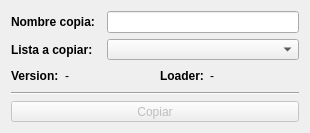
Before: the Qt Designer form pyqt_windows/copylist_dialog.ui in MelonRodante/ModList, drawn with Qt 5.
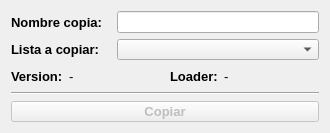
After: the same form once the commit is applied. Icons and pictures are not drawn.

```diff
--- a/pyqt_windows/copylist_dialog.ui
+++ b/pyqt_windows/copylist_dialog.ui
@@ -9,7 +9,7 @@
    <rect>
     <x>0</x>
     <y>0</y>
-    <width>310</width>
+    <width>330</width>
     <height>133</height>
    </rect>
   </property>
@@ -21,13 +21,13 @@
   </property>
   <property name="minimumSize">
    <size>
-    <width>310</width>
+    <width>330</width>
     <height>110</height>
    </size>
   </property>
   <property name="maximumSize">
    <size>
-    <width>310</width>
+    <width>330</width>
     <height>16777215</height>
    </size>
   </property>
@@ -56,18 +56,19 @@
       <widget class="QLabel" name="lblNameCopy">
        <property name="minimumSize">
         <size>
-         <width>90</width>
+         <width>100</width>
          <height>0</height>
         </size>
        </property>
        <property name="maximumSize">
         <size>
-         <width>90</width>
+         <width>100</width>
          <height>16777215</height>
         </size>
        </property>
        <property name="font">
         <font>
+         <pointsize>10</pointsize>
          <weight>75</weight>
          <bold>true</bold>
         </font>
@@ -79,6 +80,11 @@
      </item>
      <item>
       <widget class="QLineEdit" name="editNameCopy">
+       <property name="font">
+        <font>
+         <pointsize>10</pointsize>
+        </font>
+       </property>
        <property name="text">
         <string/>
        </property>
@@ -101,18 +107,19 @@
       <widget class="QLabel" name="lblListCopy">
        <property name="minimumSize">
         <size>
-         <width>90</width>
+         <width>100</width>
          <height>0</height>
         </size>
        </property>
        <property name="maximumSize">
         <size>
-         <width>90</width>
+         <width>100</width>
          <height>16777215</height>
         </size>
        </property>
        <property name="font">
         <font>
+         <pointsize>10</pointsize>
          <weight>75</weight>
          <bold>true</bold>
         </font>
@@ -130,6 +137,11 @@
          <verstretch>0</verstretch>
         </sizepolicy>
        </property>
+       <property name="font">
+        <font>
+         <pointsize>10</pointsize>
+        </font>
+       </property>
       </widget>
      </item>
     </layout>
@@ -140,6 +152,7 @@
       <widget class="QLabel" name="lblNVersion">
        <property name="font">
         <font>
+         <pointsize>10</pointsize>
          <weight>75</weight>
          <bold>true</bold>
         </font>
@@ -153,16 +166,21 @@
       <widget class="QLabel" name="lblVersion">
        <property name="minimumSize">
         <size>
-         <width>40</width>
+         <width>50</width>
          <height>0</height>
         </size>
        </property>
        <property name="maximumSize">
         <size>
-         <width>40</width>
+         <width>50</width>
          <height>16777215</height>
         </size>
        </property>
+       <property name="font">
+        <font>
+         <pointsize>10</pointsize>
+        </font>
+       </property>
        <property name="text">
         <string>-</string>
        </property>
@@ -188,6 +206,7 @@
       <widget class="QLabel" name="lblNLoader">
        <property name="font">
         <font>
+         <pointsize>10</pointsize>
          <weight>75</weight>
          <bold>true</bold>
         </font>
@@ -201,16 +220,21 @@
       <widget class="QLabel" name="lblLoader">
        <property name="minimumSize">
         <size>
-         <width>40</width>
+         <width>50</width>
          <height>0</height>
         </size>
        </property>
        <property name="maximumSize">
         <size>
-         <width>40</width>
+         <width>50</width>
          <height>16777215</height>
         </size>
        </property>
+       <property name="font">
+        <font>
+         <pointsize>10</pointsize>
+        </font>
+       </property>
        <property name="text">
         <string>-</string>
        </property>
@@ -246,6 +270,13 @@
      <property name="enabled">
       <bool>false</bool>
      </property>
+     <property name="font">
+      <font>
+       <pointsize>10</pointsize>
+       <weight>75</weight>
+       <bold>true</bold>
+      </font>
+     </property>
      <property name="text">
       <string>Copiar</string>
      </property>
```
